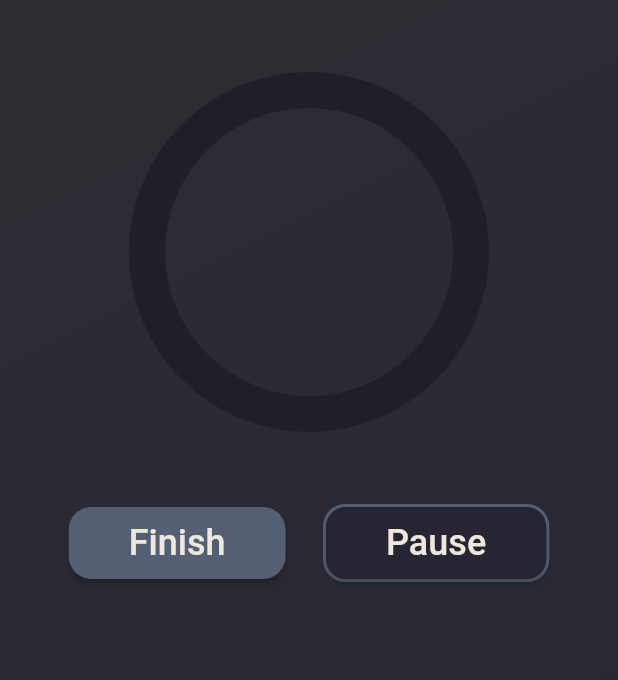
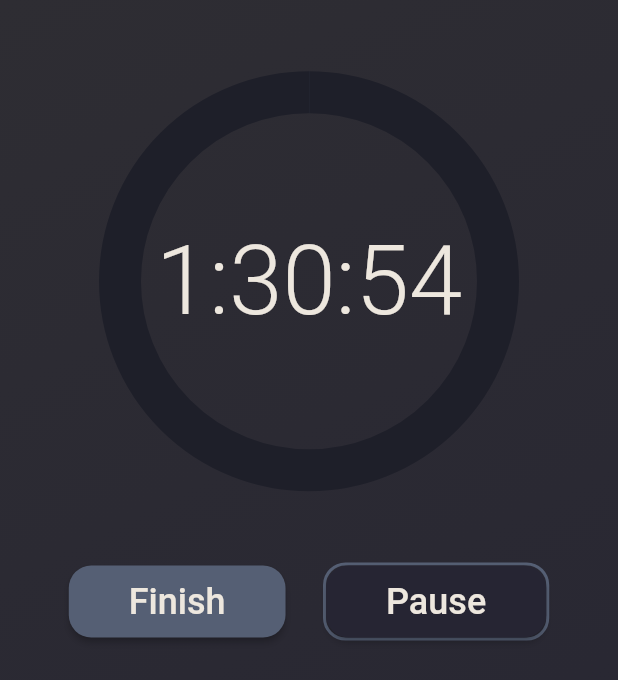
Before and after one commit to jacob-macleod/Progresso-Timer-App, a Flutter app: the screen it shows after launch, after a tap on "Start Timer", on a phone screen of 412 x 824 dp. Shown: the top 680 px of the screen. Run offline on Flutter 3.47's test engine with Material 2 defaults, Android fonts, the phone set to English and light mode, and no system bars; our stand-ins replace numberpicker.

Commit message:
Added text to countdown timer

```diff
--- a/lib/screens/timer.dart
+++ b/lib/screens/timer.dart
@@ -50,6 +50,7 @@ class _TimerState extends State<Timer> with TickerProviderStateMixin {
       vsync: this,
       duration: Duration(seconds: timeInSeconds),
     )..addListener(() {
+        print("animate");
         setState(() {});
       });
 
@@ -64,6 +65,15 @@ class _TimerState extends State<Timer> with TickerProviderStateMixin {
     super.dispose();
   }
 
+  final TextStyle _selectedTimePickerStyle = const TextStyle(
+    color: Color.fromRGBO(237, 231, 222, 1),
+    fontWeight: FontWeight.w300,
+    fontSize: 64,
+  );
+
+  final double _height = 60;
+  final double _width = 90;
+
   /*
   Notes for myself:
     * Progress indicator has a duration of seconds
@@ -76,14 +86,29 @@ class _TimerState extends State<Timer> with TickerProviderStateMixin {
       Center(
         child: Column(children: [
           const SizedBox(height: 150),
+          Stack(
+            alignment: Alignment.center,
+            children: [
               Transform.scale(
-            scale: 6.0,
+                scale: 7.0,
                 child: CircularProgressIndicator(
-              color: const Color.fromRGBO(85, 95, 116, 1), // Try a gradient
+                  color: const Color.fromRGBO(85, 95, 116, 1),
                   backgroundColor: Color.fromRGBO(30, 31, 41, 1),
                   value: controller.value,
                   semanticsLabel: 'Circular progress indicator',
                 ),
+              ),
+              Row(
+                mainAxisAlignment: MainAxisAlignment.center,
+                children: [
+                  Text("1", style: _selectedTimePickerStyle),
+                  Text(":", style: _selectedTimePickerStyle),
+                  Text("30", style: _selectedTimePickerStyle),
+                  Text(":", style: _selectedTimePickerStyle),
+                  Text("54", style: _selectedTimePickerStyle),
+                ],
+              ),
+            ],
           ),
           const SizedBox(height: 150),
           Row(
```
Lines whose indentation alone changed are shown as unchanged.
